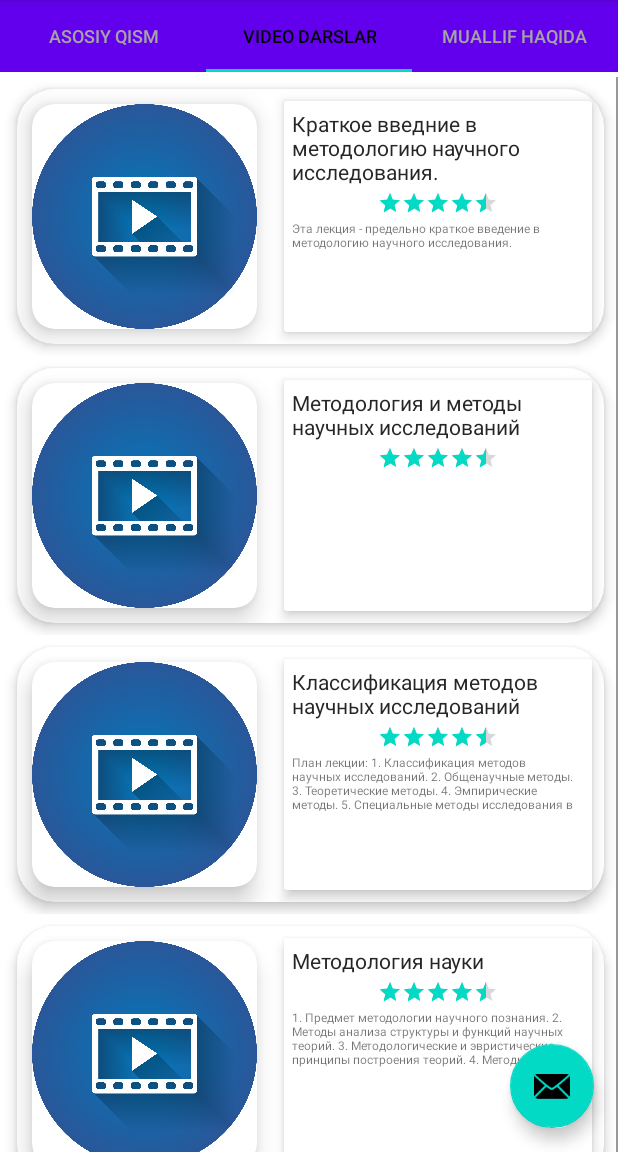
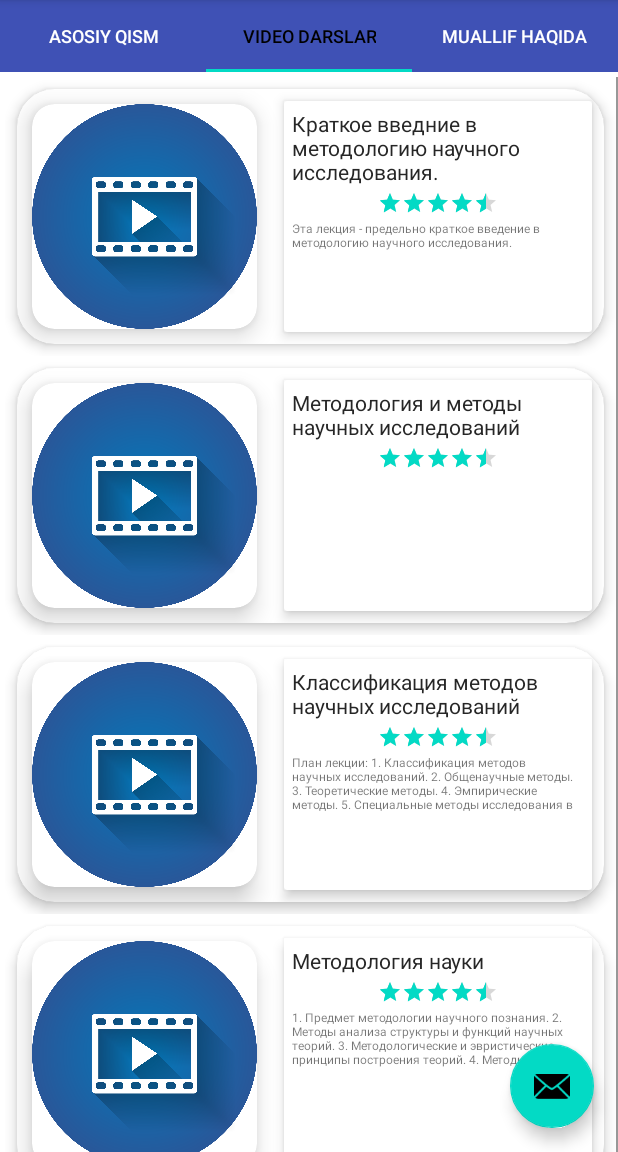
Before and after one commit to asadbekakmedov2001/metodologiya, an Android app: the screen it shows after launch (MainActivity), tab 2 chosen, on a phone screen of 412 x 824 dp, the part 84-1236 px from its top. Run offline under Robolectric (Android 15) with nearby library versions, the phone set to English and light mode, and no system bars.

Commit message:
Update activity_main.xml

```diff
--- a/app/src/main/res/layout/activity_main.xml
+++ b/app/src/main/res/layout/activity_main.xml
@@ -12,12 +12,12 @@
         android:id="@+id/tabLayout"
         android:layout_width="match_parent"
         android:layout_height="wrap_content"
-        app:tabTextColor="#A8A3A3"
+        app:tabTextColor="#FFFFFF"
         app:tabMode="fixed"
         app:tabTextAppearance="@style/MyTabLayoutStyle"
         app:tabIndicatorColor="@color/teal_200"
         app:tabSelectedTextColor="@color/black"
-        android:background="?attr/colorPrimary"/>
+        android:background="@color/mycolor"/>
 
     <RelativeLayout
         android:layout_width="match_parent"
```
